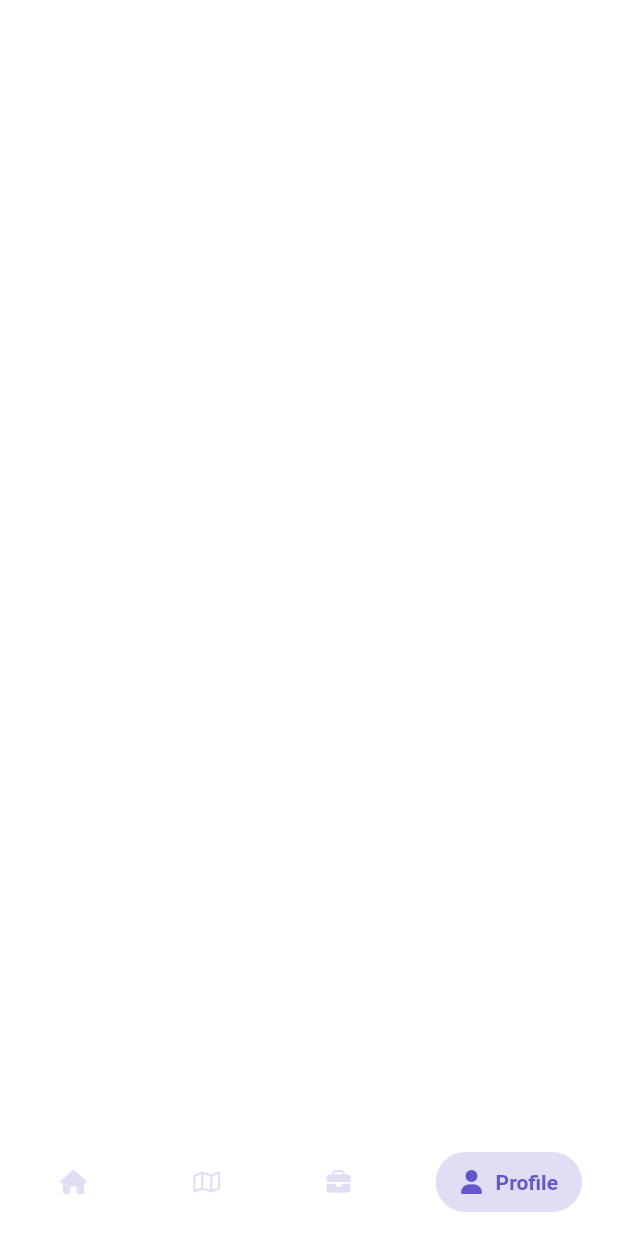
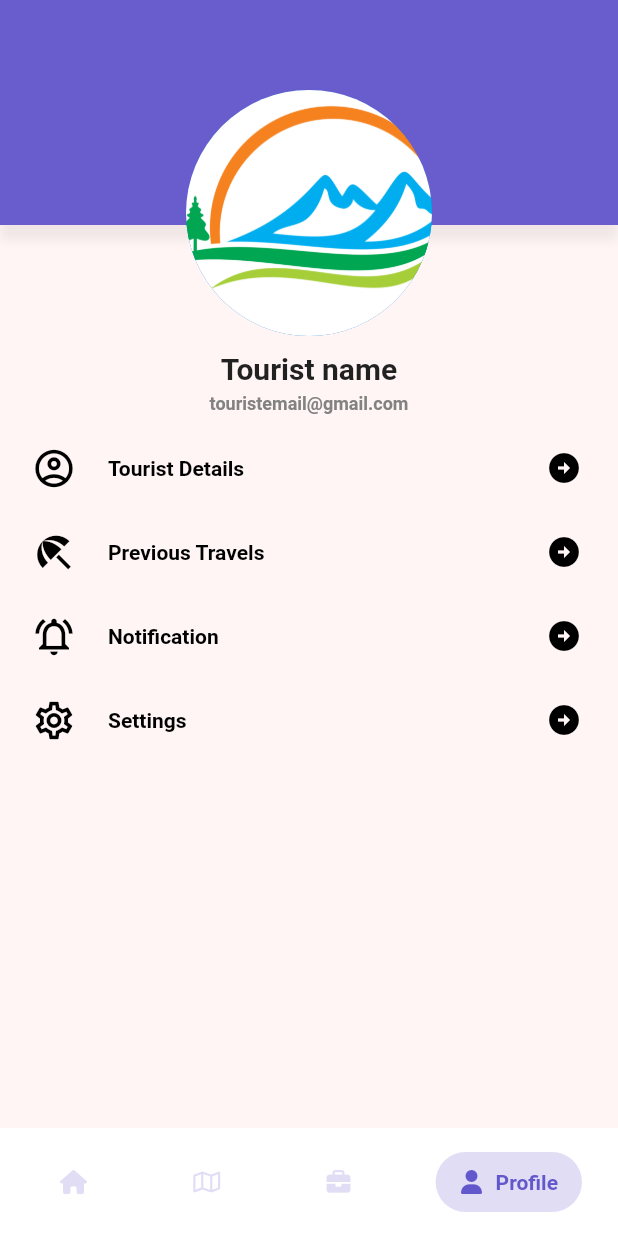
Before and after one commit to Gacha76/Hackathon, a Flutter app: the MainScreen screen opened by its route, item 4 of the bottom bar chosen, on a phone screen of 412 x 824 dp. Run offline on Flutter 3.47's test engine with Material 2 defaults, Android fonts, the phone set to English and light mode, and no system bars; drawn by our look-alikes of salomon_bottom_bar; our stand-ins replace equatable, flutter_map, flutter_svg, font_awesome_flutter, hive_flutter, latlong2 and 2 more; missing offline and left inert: flutter_map_marker_cluster; accounts and stored records are empty; Roboto replaces fonts that are missing (Montserrat).

Commit message:
profile part done

```diff
--- a/lib/screens/main_screen.dart
+++ b/lib/screens/main_screen.dart
@@ -5,6 +5,7 @@ import 'package:hekkathon/consts/dimensions.dart';
 import 'package:hekkathon/screens/home_screen.dart';
 import 'package:hekkathon/screens/mapsrc.dart';
 import 'package:hekkathon/screens/new_filter_screen.dart';
+import 'package:hekkathon/screens/profile_screen.dart';
 import 'package:salomon_bottom_bar/salomon_bottom_bar.dart';
 
 class MainScreen extends StatefulWidget {
@@ -69,7 +70,7 @@ class _MainScreenState extends State<MainScreen> {
           HomeScreen(),
           Mapsrc(),
           NewFilterScreen(),
-          Container(),
+          ProfileScreen(),
         ],
       ),
     );
--- /dev/null
+++ b/lib/screens/profile_screen.dart
@@ -0,0 +1,164 @@
+import 'package:flutter/material.dart';
+import 'package:provider/provider.dart';
+
+class ProfileScreen extends StatelessWidget {
+  // final user = FirebaseAuth.instance.currentUser;
+  @override
+  Widget build(BuildContext context) {
+    return Scaffold(
+      backgroundColor: Color.fromRGBO(255, 245, 245, 1),
+      body: SingleChildScrollView(
+        child: Container(
+          //padding: const EdgeInsets.symmetric(vertical: 60),
+          child: Column(children: <Widget>[
+            Stack(
+              children: <Widget>[
+                Container(
+                  margin: EdgeInsets.only(bottom: 20.0),
+                  alignment: Alignment.topCenter,
+                  height: 150.0,
+                  decoration: BoxDecoration(
+                    boxShadow: [
+                      BoxShadow(
+                          color: Color.fromRGBO(0, 0, 0, 0.06),
+                          blurRadius: 5,
+                          offset: const Offset(0, 10))
+                    ],
+                    color: Color.fromARGB(245, 99, 87, 204),
+                  ),
+                  //child: Image.asset("assets/bgImage.jpg"),
+                ),
+                Padding(
+                  padding: const EdgeInsets.only(top: 60),
+                  child: Row(
+                    mainAxisAlignment: MainAxisAlignment.center,
+                    children: [
+                      Column(
+                        mainAxisAlignment: MainAxisAlignment.center,
+                        children: <Widget>[
+                          CircleAvatar(
+                            radius: 82,
+                            // backgroundImage:
+                            //     AssetImage('assets/images/Profile.png'),
+                            backgroundImage:
+                                AssetImage('assets/images/Profile.png'),
+                          ),
+                          const SizedBox(
+                            height: 10,
+                          ),
+                          Text(
+                            'Tourist name',
+                            textAlign: TextAlign.center,
+                            style: TextStyle(
+                              fontFamily: 'Montserrat',
+                              fontSize: 20,
+                              fontWeight: FontWeight.w600,
+                            ),
+                            overflow: TextOverflow.fade,
+                          ),
+                          const SizedBox(
+                            height: 5,
+                          ),
+                          Text(
+                            'touristemail@gmail.com',
+                            textAlign: TextAlign.center,
+                            style: TextStyle(
+                              fontFamily: 'Montserrat',
+                              fontSize: 12,
+                              fontWeight: FontWeight.w600,
+                              color: Color.fromRGBO(130, 130, 130, 1),
+                            ),
+                          ),
+                        ],
+                      ),
+                    ],
+                  ),
+                )
+              ],
+            ),
+            const SizedBox(
+              height: 8,
+            ),
+            ProfileMenuWidget(
+              title: "Tourist Details",
+              icon: Icons.account_circle_outlined,
+              onPress: () {},
+            ),
+            ProfileMenuWidget(
+              title: "Previous Travels",
+              icon: Icons.beach_access,
+              onPress: () {},
+            ),
+            ProfileMenuWidget(
+              title: "Notification ",
+              icon: Icons.notifications_active_outlined,
+              onPress: () {},
+            ),
+            ProfileMenuWidget(
+              title: "Settings ",
+              icon: Icons.settings_outlined,
+              onPress: () {},
+            ),
+          ]),
+        ),
+      ),
+    );
+  }
+}
+
+class ProfileMenuWidget extends StatelessWidget {
+  const ProfileMenuWidget({
+    super.key,
+    required this.title,
+    required this.icon,
+    required this.onPress,
+    this.endIcon = true,
+    this.textColor,
+  });
+
+  final String title;
+  final IconData icon;
+  final VoidCallback onPress;
+  final bool endIcon;
+  final Color? textColor;
+
+  @override
+  Widget build(BuildContext context) {
+    return ListTile(
+      onTap: onPress,
+      leading: Container(
+        width: 40,
+        height: 40,
+        decoration: BoxDecoration(
+          borderRadius: BorderRadius.horizontal(),
+        ),
+        child: Icon(
+          icon,
+          size: 30,
+          color: Colors.black,
+        ),
+      ),
+      title: Text(
+        title,
+        style: TextStyle(
+            fontFamily: 'Montserrat',
+            fontSize: 14,
+            fontWeight: FontWeight.w600,
+            color: Colors.black),
+      ),
+      trailing: endIcon
+          ? Container(
+              width: 40,
+              height: 40,
+              decoration: BoxDecoration(
+                borderRadius: BorderRadius.horizontal(),
+              ),
+              child: const Icon(
+                Icons.arrow_circle_right_sharp,
+                color: Colors.black,
+              ),
+            )
+          : null,
+    );
+  }
+}
--- a/pubspec.yaml
+++ b/pubspec.yaml
@@ -45,6 +45,7 @@ dependencies:
   flutter_svg: ^2.0.5
   introduction_screen: ^3.1.8
   equatable: ^2.0.5
+  provider: ^6.0.5
 
 
 
```
Also changed, not shown: assets/images/Profile.png (added), pubspec.lock.
